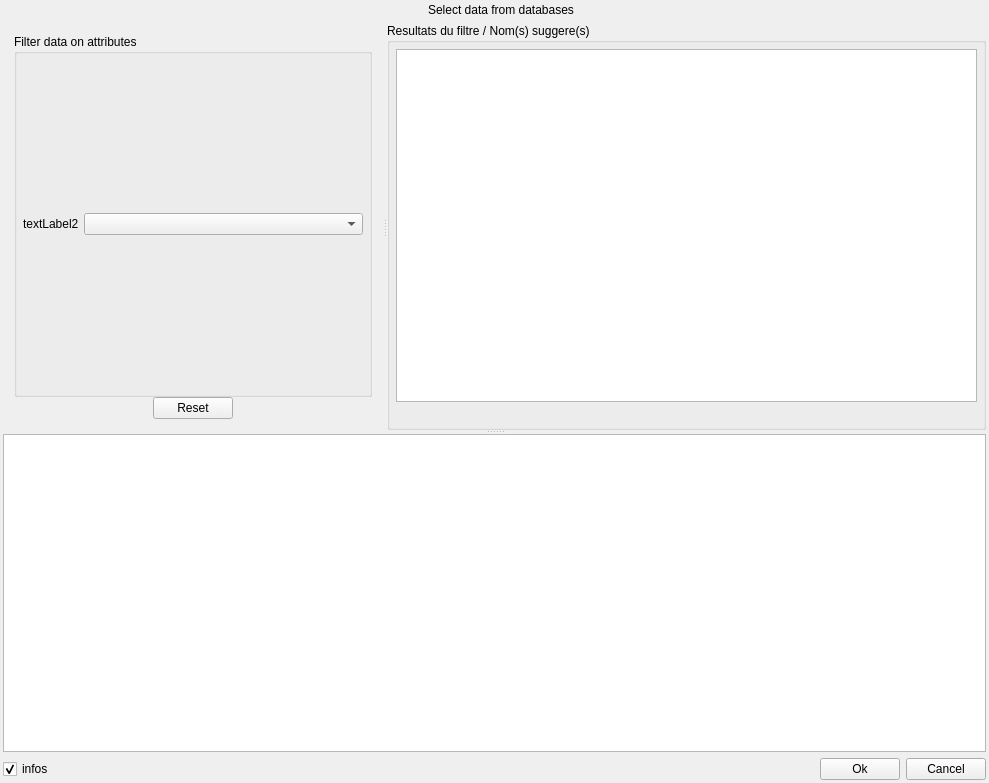
Old version of the form python/brainvisa/data/qt4gui/diskItemBrowser.ui in the repository brainvisa/axon.
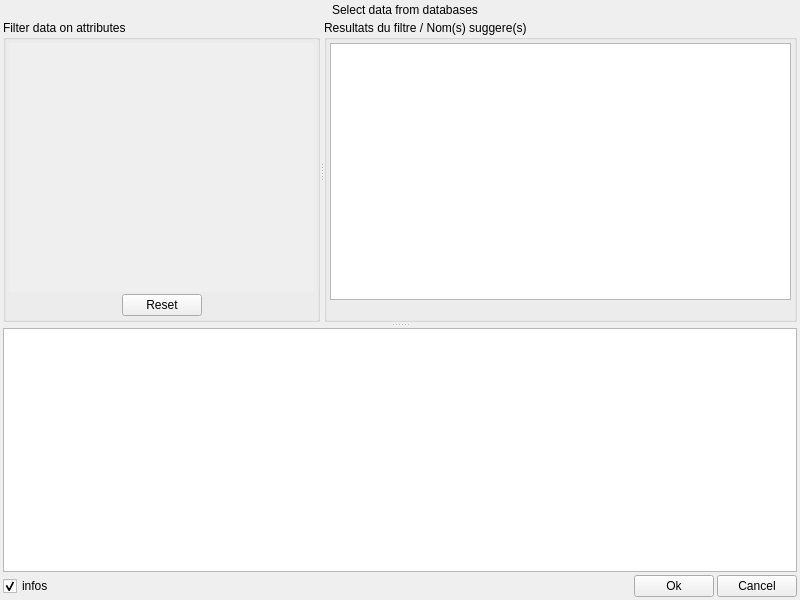
New version of the form. Icons and pictures are not drawn.

Commit message: In diskitembrowser window, put the attributes combos in a QScrollArea to enable scrollbars. This avoids to have a window higher than the screen when there are a lot of attributes. (Qt4 version only) #316

The edit to the form file:
```diff
--- a/python/brainvisa/data/qt4gui/diskItemBrowser.ui
+++ b/python/brainvisa/data/qt4gui/diskItemBrowser.ui
@@ -5,14 +5,17 @@
    <rect>
     <x>0</x>
     <y>0</y>
-    <width>989</width>
-    <height>783</height>
+    <width>800</width>
+    <height>600</height>
    </rect>
   </property>
   <property name="windowTitle" >
    <string>Select data from databases</string>
   </property>
   <layout class="QVBoxLayout" >
+   <property name="spacing" >
+    <number>3</number>
+   </property>
    <property name="leftMargin" >
     <number>3</number>
    </property>
@@ -72,60 +75,41 @@
      <property name="orientation" >
       <enum>Qt::Vertical</enum>
      </property>
-     <widget class="QSplitter" name="splitter" >
+     <property name="handleWidth" >
+      <number>6</number>
+     </property>
+     <widget class="QSplitter" name="hsplitter" >
       <property name="orientation" >
        <enum>Qt::Horizontal</enum>
       </property>
-      <widget class="QWidget" name="layoutWidget" >
+      <widget class="QGroupBox" name="attributesFrame" >
+       <property name="title" >
+        <string>Filter data on attributes</string>
+       </property>
        <layout class="QVBoxLayout" >
         <property name="spacing" >
-         <number>0</number>
+         <number>2</number>
+        </property>
+        <property name="leftMargin" >
+         <number>3</number>
+        </property>
+        <property name="topMargin" >
+         <number>3</number>
+        </property>
+        <property name="rightMargin" >
+         <number>3</number>
+        </property>
+        <property name="bottomMargin" >
+         <number>3</number>
         </property>
         <item>
-         <widget class="QGroupBox" name="attributesFrame" >
-          <property name="title" >
-           <string>Filter data on attributes</string>
+         <widget class="QScrollArea" name="scrollarea" >
+          <property name="frameShape" >
+           <enum>QFrame::NoFrame</enum>
           </property>
-          <layout class="QGridLayout" >
-           <property name="leftMargin" >
-            <number>6</number>
-           </property>
-           <property name="topMargin" >
-            <number>6</number>
-           </property>
-           <property name="rightMargin" >
-            <number>6</number>
-           </property>
-           <property name="bottomMargin" >
-            <number>6</number>
-           </property>
-           <property name="horizontalSpacing" >
-            <number>5</number>
-           </property>
-           <property name="verticalSpacing" >
-            <number>5</number>
-           </property>
-           <item row="0" column="0" >
-            <widget class="QLabel" name="textLabel2" >
-             <property name="text" >
-              <string>textLabel2</string>
-             </property>
-             <property name="wordWrap" >
-              <bool>false</bool>
-             </property>
-            </widget>
-           </item>
-           <item row="0" column="1" >
-            <widget class="QComboBox" name="comboBox1" >
-             <property name="sizePolicy" >
-              <sizepolicy vsizetype="Fixed" hsizetype="Expanding" >
-               <horstretch>0</horstretch>
-               <verstretch>0</verstretch>
-              </sizepolicy>
-             </property>
-            </widget>
-           </item>
-          </layout>
+          <property name="frameShadow" >
+           <enum>QFrame::Raised</enum>
+          </property>
          </widget>
         </item>
         <item>
@@ -182,19 +166,19 @@
        </property>
        <layout class="QVBoxLayout" >
         <property name="spacing" >
-         <number>5</number>
+         <number>2</number>
         </property>
         <property name="leftMargin" >
-         <number>6</number>
+         <number>3</number>
         </property>
         <property name="topMargin" >
-         <number>6</number>
+         <number>3</number>
         </property>
         <property name="rightMargin" >
-         <number>6</number>
+         <number>3</number>
         </property>
         <property name="bottomMargin" >
-         <number>6</number>
+         <number>3</number>
         </property>
         <item>
          <widget class="QListWidget" name="lstItems" />
@@ -211,7 +195,7 @@
      </widget>
      <widget class="QTextBrowser" name="textBrowser" >
       <property name="sizePolicy" >
-       <sizepolicy vsizetype="MinimumExpanding" hsizetype="Expanding" >
+       <sizepolicy vsizetype="Preferred" hsizetype="Expanding" >
         <horstretch>16</horstretch>
         <verstretch>0</verstretch>
        </sizepolicy>
@@ -271,7 +255,15 @@
    </item>
   </layout>
  </widget>
- <layoutdefault spacing="6" margin="11" />
+ <layoutdefault spacing="3" margin="5" />
+ <customwidgets>
+  <customwidget>
+   <class>QScrollArea</class>
+   <extends>QFrame</extends>
+   <header location="global" >qscrollarea.h</header>
+   <container>1</container>
+  </customwidget>
+ </customwidgets>
  <resources/>
  <connections>
   <connection>
```
Left out of the diff: 2 changed lines with no effect on the pictures. The commit also changes 1 other file.
